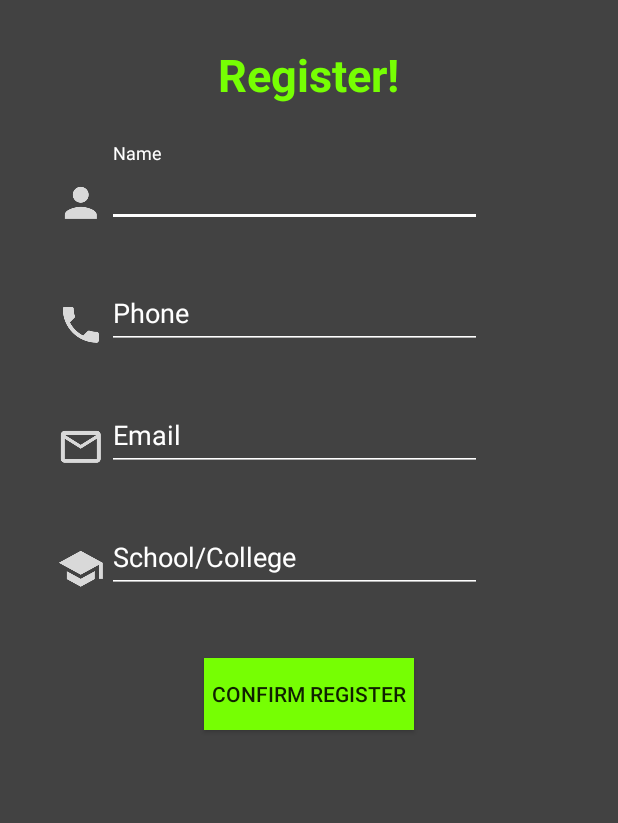
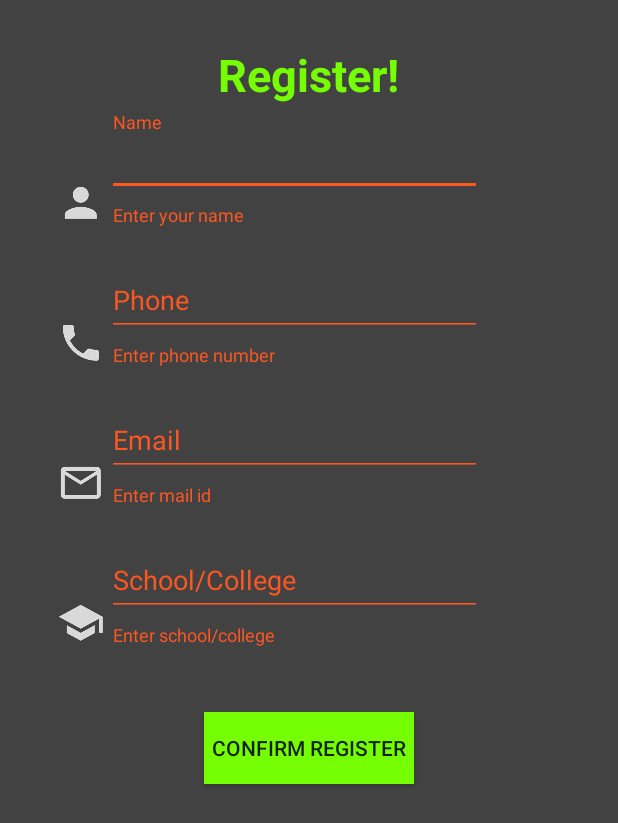
Before and after one commit to NavaneethKP/registration, an Android app: the screen it shows after launch (MainActivity), after a tap on "CONFIRM REGISTER", on a phone screen of 412 x 824 dp. Shown: the top 823 px of the screen. Run offline under Robolectric (Android 15) with nearby library versions, the phone set to English and light mode, and no system bars.

Commit message:
Added validating features

```diff
--- a/app/src/main/java/com/example/kpn/register/MainActivity.java
+++ b/app/src/main/java/com/example/kpn/register/MainActivity.java
@@ -1,20 +1,114 @@
 package com.example.kpn.register;
 
+import android.media.MediaCodec;
+import android.support.design.widget.TextInputEditText;
+import android.support.design.widget.TextInputLayout;
 import android.support.v7.app.AppCompatActivity;
 import android.os.Bundle;
+import android.text.Editable;
+import android.text.TextWatcher;
+import android.util.Patterns;
 import android.view.View;
+import android.widget.Button;
+import android.widget.EditText;
 import android.widget.Toast;
 
+import java.util.regex.Matcher;
+import java.util.regex.Pattern;
+
 public class MainActivity extends AppCompatActivity {
+
+    TextInputLayout name_input;
+    EditText name_text;
+    TextInputLayout mail_input;
+    EditText mail_text;
+    TextInputLayout phone_input;
+    EditText phone_text;
+    TextInputLayout college_input;
+    EditText college_text;
+    Button button;
 
     @Override
     protected void onCreate(Bundle savedInstanceState) {
         super.onCreate(savedInstanceState);
         setContentView(R.layout.activity_main);
+        button=(Button)findViewById(R.id.button);
+        button.setOnClickListener(new Button.OnClickListener() {
+            @Override
+            public void onClick(View v) {
+                validate();
+            }
+        });
+
+
     }
 
-    public void registered(View view)
+    public void validate()
     {
-        Toast.makeText(this,"Registered",Toast.LENGTH_SHORT).show();
+        boolean isvalid = true;
+        name_input=(TextInputLayout)findViewById(R.id.name_input);
+        name_text=(EditText)findViewById(R.id.name_text);
+        phone_input=(TextInputLayout)findViewById(R.id.phone_input);
+        phone_text=(EditText)findViewById(R.id.phone_text);
+        mail_input=(TextInputLayout)findViewById(R.id.mail_input);
+        mail_text=(EditText)findViewById(R.id.mail_text);
+        college_input=(TextInputLayout)findViewById(R.id.college_input);
+        college_text=(EditText)findViewById(R.id.college_text);
+
+        if(name_text.getText().toString().length()>25)
+        {
+            isvalid = false;
+            name_input.setError("Enter within 25 charchters");
+        }
+        else if(name_text.getText().toString().length()==0) {
+            isvalid = false;
+            name_input.setError("Enter your name");
+        }
+
+        else name_input.setErrorEnabled(false);
+
+        int len = phone_text.getText().toString().length();
+        if(len==0)
+        {
+            isvalid = false;
+            phone_input.setError("Enter phone number");
+        }
+
+        else if(len<6 || len>13)
+        {
+            isvalid = false;
+            phone_input.setError("Enter a valid phone number");
+        }
+        else phone_input.setErrorEnabled(false);
+
+
+        if(mail_text.getText().toString().isEmpty())
+        {
+            isvalid = false;
+            mail_input.setError("Enter mail id");
+        }
+
+        else if(!android.util.Patterns.EMAIL_ADDRESS.matcher(mail_text.getText().toString()).matches())
+        {
+            isvalid = false;
+            mail_input.setError("Enter valid email id");
+        }
+
+        else mail_input.setErrorEnabled(false);
+
+        if(college_text.getText().toString().isEmpty())
+        {
+            isvalid = false;
+            college_input.setError("Enter school/college");
+        }
+
+        else college_input.setErrorEnabled(false);
+
+
+        if(isvalid)
+        {
+            Toast.makeText(this,"Registered",Toast.LENGTH_SHORT).show();
+        }
+
     }
 }
--- a/app/src/main/res/layout/activity_main.xml
+++ b/app/src/main/res/layout/activity_main.xml
@@ -18,7 +18,8 @@
         android:textAppearance="?android:textAppearanceLarge"
         android:textColor="@color/button"
         android:textSize="30sp"
-        android:textStyle="bold" />
+        android:textStyle="bold"
+        />
 
     <ImageView
         android:id="@+id/person"
@@ -40,26 +41,27 @@
         android:layout_alignStart="@+id/person"
         android:layout_marginLeft="33dp"
         android:layout_marginStart="33dp"
+        android:layout_marginRight="20dp"
+        android:hint="@string/hint_name"
         android:textColorHint="@color/colorAccent"
-        app:hintEnabled="true"
-        >
+        android:id="@+id/name_input"
+        android:onClick="name_clicked">
 
-        <android.support.design.widget.TextInputEditText
-            android:id="@+id/name_input"
+        <EditText
+            android:id="@+id/name_text"
             android:layout_width="match_parent"
             android:layout_height="wrap_content"
             android:backgroundTint="@color/colorAccent"
-            android:hint="@string/hint_name"
+            android:inputType="textCapSentences"
             android:textColor="@color/colorAccent"
-            android:textColorHint="@color/colorAccent"
-            android:inputType="textCapSentences"/>
+            android:textColorHint="@color/colorAccent" />
     </android.support.design.widget.TextInputLayout>
 
     <ImageView
         android:id="@+id/phone"
         android:layout_width="wrap_content"
         android:layout_height="wrap_content"
-        android:layout_marginTop="49dp"
+        android:layout_marginTop="61dp"
         app:srcCompat="@drawable/ic_action_phone"
         android:layout_below="@+id/person"
         android:layout_alignLeft="@+id/person"
@@ -74,10 +76,11 @@
         android:layout_marginLeft="33dp"
         android:layout_marginStart="33dp"
         android:layout_marginRight="20dp"
-        android:textColorHint="@color/colorAccent">
+        android:textColorHint="@color/colorAccent"
+        android:id="@+id/phone_input">
 
         <EditText
-            android:id="@+id/phone_input"
+            android:id="@+id/phone_text"
             android:inputType="phone"
             android:layout_width="match_parent"
             android:layout_height="wrap_content"
@@ -90,13 +93,11 @@
         android:id="@+id/mail"
         android:layout_width="wrap_content"
         android:layout_height="wrap_content"
-        android:layout_alignEnd="@+id/phone"
+        android:layout_marginTop="61dp"
+        app:srcCompat="@drawable/ic_action_mail"
+        android:layout_below="@+id/phone"
         android:layout_alignLeft="@+id/phone"
-        android:layout_alignRight="@+id/phone"
-        android:layout_alignStart="@+id/phone"
-        android:layout_below="@+id/phone"
-        android:layout_marginTop="49dp"
-        app:srcCompat="@drawable/ic_action_mail" />
+        android:layout_alignStart="@+id/phone" />
 
     <android.support.design.widget.TextInputLayout
         android:layout_width="250dp"
@@ -112,6 +113,7 @@
         android:id="@+id/mail_input">
 
         <EditText
+            android:id="@+id/mail_text"
             android:layout_width="match_parent"
             android:layout_height="wrap_content"
             android:inputType="textCapSentences"
@@ -126,7 +128,7 @@
         android:layout_alignEnd="@+id/mail"
         android:layout_alignRight="@+id/mail"
         android:layout_below="@+id/mail"
-        android:layout_marginTop="49dp"
+        android:layout_marginTop="61dp"
         app:srcCompat="@drawable/ic_action_school" />
 
     <android.support.design.widget.TextInputLayout
@@ -144,6 +146,7 @@
         >
 
         <EditText
+            android:id="@+id/college_text"
             android:layout_width="match_parent"
             android:layout_height="wrap_content"
             android:inputType="textCapSentences"
@@ -162,7 +165,7 @@
         android:background="@color/button"
         android:padding="5dp"
         android:text="@string/button"
-        android:onClick="registered"
+
         />
 
 
```
